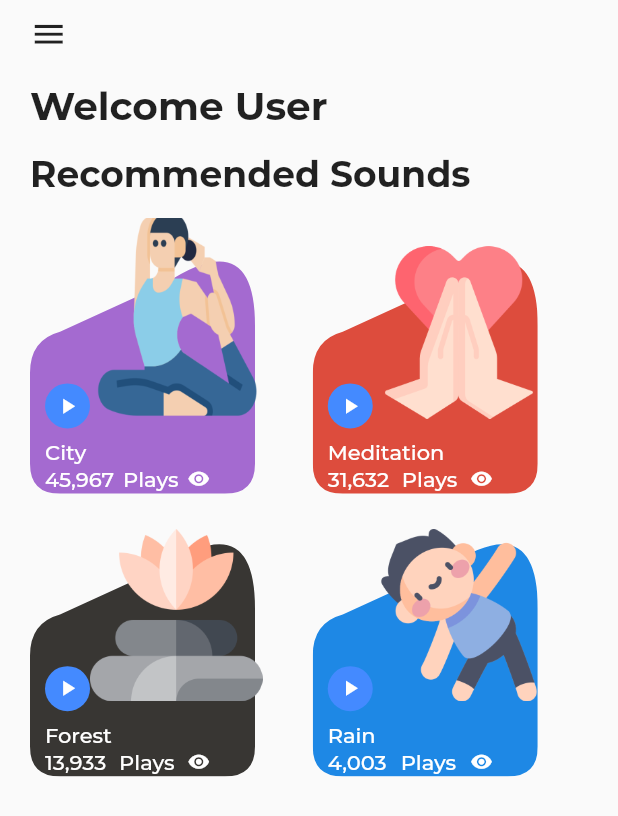
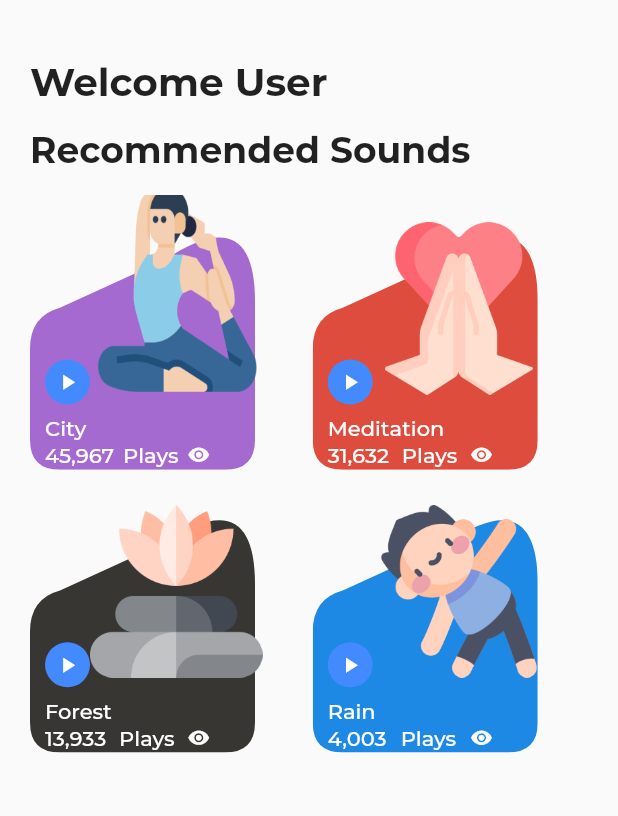
Before and after one commit to Hannibal404/Meditation, a Flutter app: the HomeScreen screen opened by its route, on a phone screen of 412 x 824 dp. Shown: the top 816 px of the screen. Run offline on Flutter 3.47's test engine with Material 2 defaults, Android fonts, the phone set to English and light mode, and no system bars; our stand-ins replace flutter_feather_icons, flutter_svg, font_awesome_flutter; project files that could hold a hidden picture were left out.

Commit message:
Update home.dart

```diff
--- a/lib/screens/home.dart
+++ b/lib/screens/home.dart
@@ -15,24 +15,15 @@ class _HomeScreenState extends State<HomeScreen> {
     double height = MediaQuery.of(context).size.height;
 
     return Scaffold(
-      body: ListView(
+      body: Column(
         children: <Widget>[
           Padding(
             padding: const EdgeInsets.fromLTRB(20.0, 10.0, 20.0, 20.0),
             child: Column(
               crossAxisAlignment: CrossAxisAlignment.start,
               children: <Widget>[
-                Row(
-                  mainAxisAlignment: MainAxisAlignment.spaceBetween,
-                  children: <Widget>[
-                    Icon(
-                      Icons.menu,
-                      size: 25,
-                    ),
-                  ],
-                ),
                 SizedBox(
-                  height: height * 0.024,
+                  height: height * 0.035,
                 ),
                 Text(
                   "Welcome User",
@@ -57,7 +48,7 @@ class _HomeScreenState extends State<HomeScreen> {
                   height: 15.0,
                 ),
                 Container(
-                  height: height * 0.75,
+                  height: height * 0.79,
                   width: double.infinity,
                   child: GridView(
                     gridDelegate: SliverGridDelegateWithFixedCrossAxisCount(
```
